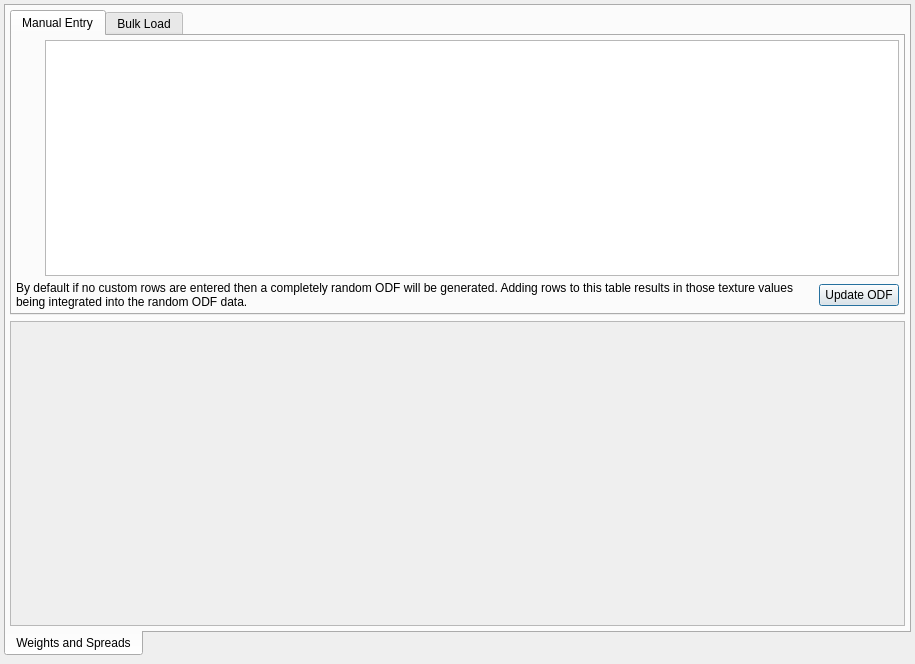
Qt form Source/Applications/StatsGenerator/UI_Files/SGAxisODFWidget.ui (BlueQuartzSoftware/DREAM3D) before a commit.
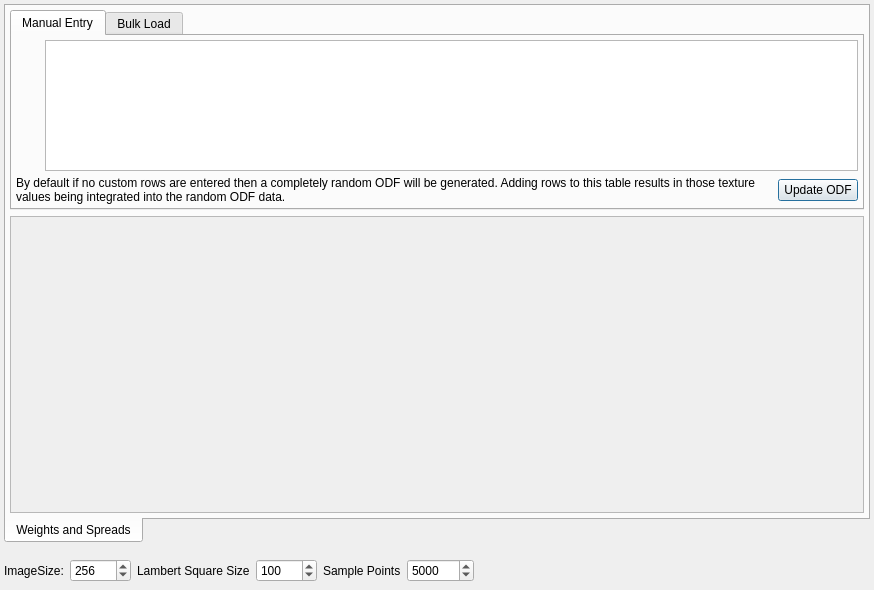
The same form after that commit. Icons and pictures are not drawn.

Commit message: Adding some temporary options to the StatsGenerator::ODF generator to allow the user to control the size of the image, size of the Lambert and the number of points used for sampling.

Patch:
```diff
--- a/Source/Applications/StatsGenerator/UI_Files/SGAxisODFWidget.ui
+++ b/Source/Applications/StatsGenerator/UI_Files/SGAxisODFWidget.ui
@@ -6,8 +6,8 @@
    <rect>
     <x>0</x>
     <y>0</y>
-    <width>915</width>
-    <height>664</height>
+    <width>874</width>
+    <height>590</height>
    </rect>
   </property>
   <property name="windowTitle">
@@ -51,7 +51,7 @@
        <item row="5" column="1">
         <widget class="QScrollArea" name="m_PFScrollArea">
          <property name="sizePolicy">
-          <sizepolicy hsizetype="Expanding" vsizetype="MinimumExpanding">
+          <sizepolicy hsizetype="Expanding" vsizetype="Expanding">
            <horstretch>0</horstretch>
            <verstretch>0</verstretch>
           </sizepolicy>
@@ -59,7 +59,7 @@
          <property name="minimumSize">
           <size>
            <width>0</width>
-           <height>300</height>
+           <height>0</height>
           </size>
          </property>
          <property name="widgetResizable">
@@ -70,12 +70,12 @@
            <rect>
             <x>0</x>
             <y>0</y>
-            <width>891</width>
-            <height>298</height>
+            <width>850</width>
+            <height>285</height>
            </rect>
           </property>
           <property name="sizePolicy">
-           <sizepolicy hsizetype="Preferred" vsizetype="MinimumExpanding">
+           <sizepolicy hsizetype="Preferred" vsizetype="Expanding">
             <horstretch>0</horstretch>
             <verstretch>0</verstretch>
            </sizepolicy>
@@ -83,7 +83,7 @@
           <property name="maximumSize">
            <size>
             <width>16777215</width>
-            <height>300</height>
+            <height>16777215</height>
            </size>
           </property>
           <layout class="QHBoxLayout" name="horizontalLayout">
@@ -133,6 +133,12 @@
        </item>
        <item row="0" column="1">
         <widget class="QTabWidget" name="tabWidget_2">
+         <property name="maximumSize">
+          <size>
+           <width>16777215</width>
+           <height>200</height>
+          </size>
+         </property>
          <property name="currentIndex">
           <number>0</number>
          </property>
@@ -202,6 +208,12 @@
                <height>50</height>
               </size>
              </property>
+             <property name="maximumSize">
+              <size>
+               <width>16777215</width>
+               <height>200</height>
+              </size>
+             </property>
             </widget>
            </item>
            <item row="2" column="0">
@@ -504,6 +516,77 @@
      </widget>
     </widget>
    </item>
+   <item>
+    <layout class="QHBoxLayout" name="horizontalLayout_5">
+     <property name="topMargin">
+      <number>10</number>
+     </property>
+     <item>
+      <widget class="QLabel" name="label_5">
+       <property name="text">
+        <string>ImageSize:</string>
+       </property>
+      </widget>
+     </item>
+     <item>
+      <widget class="QSpinBox" name="pfImageSize">
+       <property name="maximum">
+        <number>10000</number>
+       </property>
+       <property name="value">
+        <number>256</number>
+       </property>
+      </widget>
+     </item>
+     <item>
+      <widget class="QLabel" name="label_6">
+       <property name="text">
+        <string>Lambert Square Size</string>
+       </property>
+      </widget>
+     </item>
+     <item>
+      <widget class="QSpinBox" name="pfLambertSize">
+       <property name="maximum">
+        <number>10000</number>
+       </property>
+       <property name="value">
+        <number>100</number>
+       </property>
+      </widget>
+     </item>
+     <item>
+      <widget class="QLabel" name="label_7">
+       <property name="text">
+        <string>Sample Points</string>
+       </property>
+      </widget>
+     </item>
+     <item>
+      <widget class="QSpinBox" name="pfSamplePoints">
+       <property name="maximum">
+        <number>1000000</number>
+       </property>
+       <property name="value">
+        <number>5000</number>
+       </property>
+      </widget>
+     </item>
+     <item>
+      <spacer name="horizontalSpacer_4">
+       <property name="orientation">
+        <enum>Qt::Horizontal</enum>
+       </property>
+       <property name="sizeHint" stdset="0">
+        <size>
+         <width>40</width>
+         <height>20</height>
+        </size>
+       </property>
+      </spacer>
+     </item>
+    </layout>
+   </item>
   </layout>
  </widget>
  <resources>
```
The commit also changes 1 other file.
